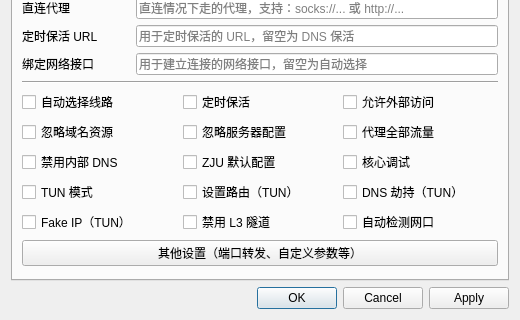
First picture: the form in presentation/dialogs/settingwindow/settingwindow.ui, repository PageChen04/EZ4Connect, before the edit; both pictures show x 0 to 520 and y 280 to 600 of the 520 by 600 pixel window.
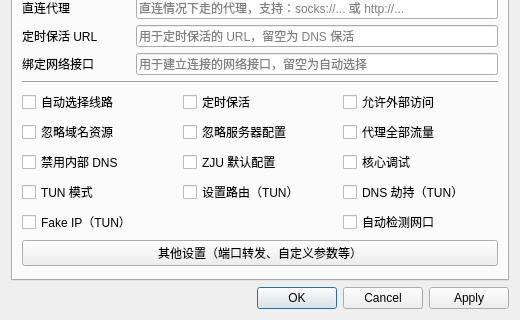
Second picture: the form after the edit. The open tabs and pages were chosen to show the change.

Commit message: refactor: 移除不再被使用的 TCPTunnelMode

Patch:
```diff
--- a/presentation/dialogs/settingwindow/settingwindow.ui
+++ b/presentation/dialogs/settingwindow/settingwindow.ui
@@ -919,13 +919,6 @@
            </property>
           </widget>
          </item>
-         <item row="4" column="1">
-          <widget class="QCheckBox" name="tcpTunnelModeCheckBox">
-           <property name="text">
-            <string>禁用 L3 隧道</string>
-           </property>
-          </widget>
-         </item>
          <item row="4" column="2">
           <widget class="QCheckBox" name="autoDetectInterfaceCheckBox">
            <property name="toolTip">
```
The commit also changes 10 other files.
